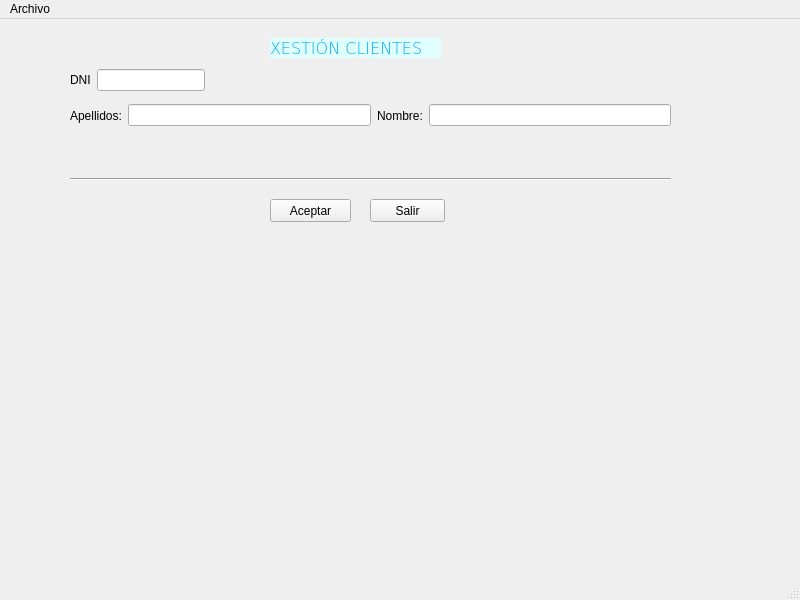
First picture: the form in window.ui, repository beafaro/farocarrera, before the edit.
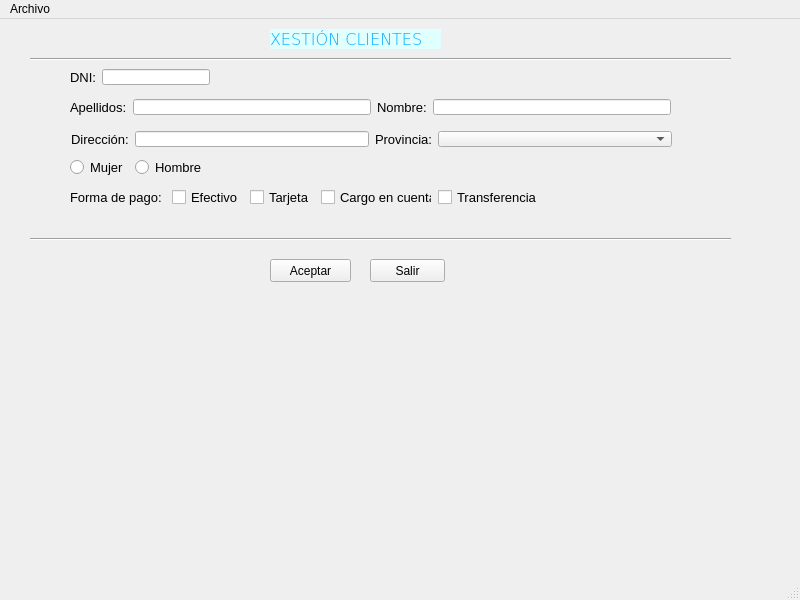
Second picture: the form after the edit.

```diff
--- a/window.ui
+++ b/window.ui
@@ -18,7 +18,7 @@
     <property name="geometry">
      <rect>
       <x>270</x>
-      <y>180</y>
+      <y>240</y>
       <width>81</width>
       <height>23</height>
      </rect>
@@ -31,7 +31,7 @@
     <property name="geometry">
      <rect>
       <x>270</x>
-      <y>19</y>
+      <y>10</y>
       <width>171</width>
       <height>20</height>
      </rect>
@@ -61,7 +61,7 @@
     <property name="geometry">
      <rect>
       <x>370</x>
-      <y>180</y>
+      <y>240</y>
       <width>75</width>
       <height>23</height>
      </rect>
@@ -73,9 +73,9 @@
    <widget class="Line" name="line">
     <property name="geometry">
      <rect>
-      <x>70</x>
-      <y>150</y>
-      <width>601</width>
+      <x>30</x>
+      <y>210</y>
+      <width>701</width>
       <height>21</height>
      </rect>
     </property>
@@ -83,53 +83,26 @@
      <enum>Qt::Horizontal</enum>
     </property>
    </widget>
-   <widget class="QWidget" name="">
+   <widget class="QWidget" name="layoutWidget">
     <property name="geometry">
      <rect>
       <x>70</x>
-      <y>50</y>
-      <width>201</width>
-      <height>22</height>
-     </rect>
-    </property>
-    <layout class="QHBoxLayout" name="horizontalLayout">
-     <item>
-      <widget class="QLabel" name="lblDNI">
-       <property name="text">
-        <string>DNI</string>
-       </property>
-      </widget>
-     </item>
-     <item>
-      <widget class="QLineEdit" name="txtDNI"/>
-     </item>
-     <item>
-      <widget class="QLabel" name="lblValidoDNI">
-       <property name="sizePolicy">
-        <sizepolicy hsizetype="Expanding" vsizetype="Preferred">
-         <horstretch>0</horstretch>
-         <verstretch>0</verstretch>
-        </sizepolicy>
-       </property>
-       <property name="text">
-        <string/>
-       </property>
-      </widget>
-     </item>
-    </layout>
-   </widget>
-   <widget class="QWidget" name="">
-    <property name="geometry">
-     <rect>
-      <x>70</x>
-      <y>81</y>
+      <y>80</y>
       <width>601</width>
-      <height>31</height>
+      <height>16</height>
      </rect>
     </property>
     <layout class="QHBoxLayout" name="horizontalLayout_2">
+     <property name="sizeConstraint">
+      <enum>QLayout::SetNoConstraint</enum>
+     </property>
      <item>
       <widget class="QLabel" name="lblApel">
+       <property name="font">
+        <font>
+         <pointsize>10</pointsize>
+        </font>
+       </property>
        <property name="text">
         <string>Apellidos:</string>
        </property>
@@ -140,6 +113,11 @@
      </item>
      <item>
       <widget class="QLabel" name="lblNome">
+       <property name="font">
+        <font>
+         <pointsize>10</pointsize>
+        </font>
+       </property>
        <property name="text">
         <string>Nombre:</string>
        </property>
@@ -150,6 +128,276 @@
      </item>
     </layout>
    </widget>
+   <widget class="Line" name="line_2">
+    <property name="geometry">
+     <rect>
+      <x>30</x>
+      <y>30</y>
+      <width>701</width>
+      <height>21</height>
+     </rect>
+    </property>
+    <property name="orientation">
+     <enum>Qt::Horizontal</enum>
+    </property>
+   </widget>
+   <widget class="QWidget" name="">
+    <property name="geometry">
+     <rect>
+      <x>70</x>
+      <y>50</y>
+      <width>170</width>
+      <height>16</height>
+     </rect>
+    </property>
+    <layout class="QHBoxLayout" name="horizontalLayout">
+     <property name="sizeConstraint">
+      <enum>QLayout::SetNoConstraint</enum>
+     </property>
+     <item>
+      <widget class="QLabel" name="lblDNI">
+       <property name="font">
+        <font>
+         <pointsize>10</pointsize>
+        </font>
+       </property>
+       <property name="text">
+        <string>DNI:</string>
+       </property>
+      </widget>
+     </item>
+     <item>
+      <widget class="QLineEdit" name="txtDNI"/>
+     </item>
+     <item>
+      <widget class="QLabel" name="lblValidoDNI">
+       <property name="sizePolicy">
+        <sizepolicy hsizetype="Expanding" vsizetype="Preferred">
+         <horstretch>0</horstretch>
+         <verstretch>0</verstretch>
+        </sizepolicy>
+       </property>
+       <property name="text">
+        <string/>
+       </property>
+      </widget>
+     </item>
+    </layout>
+   </widget>
+   <widget class="QWidget" name="">
+    <property name="geometry">
+     <rect>
+      <x>70</x>
+      <y>140</y>
+      <width>132</width>
+      <height>16</height>
+     </rect>
+    </property>
+    <layout class="QHBoxLayout" name="horizontalLayout_4">
+     <property name="sizeConstraint">
+      <enum>QLayout::SetNoConstraint</enum>
+     </property>
+     <item>
+      <widget class="QRadioButton" name="rbtFem">
+       <property name="font">
+        <font>
+         <pointsize>10</pointsize>
+        </font>
+       </property>
+       <property name="text">
+        <string>Mujer</string>
+       </property>
+       <attribute name="buttonGroup">
+        <string notr="true">rbtGroupSex</string>
+       </attribute>
+      </widget>
+     </item>
+     <item>
+      <widget class="QRadioButton" name="rbtHom">
+       <property name="font">
+        <font>
+         <pointsize>10</pointsize>
+        </font>
+       </property>
+       <property name="text">
+        <string>Hombre</string>
+       </property>
+       <attribute name="buttonGroup">
+        <string notr="true">rbtGroupSex</string>
+       </attribute>
+      </widget>
+     </item>
+    </layout>
+   </widget>
+   <widget class="QWidget" name="">
+    <property name="geometry">
+     <rect>
+      <x>70</x>
+      <y>170</y>
+      <width>473</width>
+      <height>16</height>
+     </rect>
+    </property>
+    <layout class="QHBoxLayout" name="horizontalLayout_5">
+     <property name="sizeConstraint">
+      <enum>QLayout::SetNoConstraint</enum>
+     </property>
+     <item>
+      <widget class="QLabel" name="lblFormaPago">
+       <property name="sizePolicy">
+        <sizepolicy hsizetype="Expanding" vsizetype="Preferred">
+         <horstretch>0</horstretch>
+         <verstretch>0</verstretch>
+        </sizepolicy>
+       </property>
+       <property name="font">
+        <font>
+         <pointsize>10</pointsize>
+        </font>
+       </property>
+       <property name="text">
+        <string>Forma de pago: </string>
+       </property>
+      </widget>
+     </item>
+     <item>
+      <widget class="QCheckBox" name="chkEfectivo">
+       <property name="sizePolicy">
+        <sizepolicy hsizetype="Expanding" vsizetype="Fixed">
+         <horstretch>0</horstretch>
+         <verstretch>0</verstretch>
+        </sizepolicy>
+       </property>
+       <property name="font">
+        <font>
+         <pointsize>10</pointsize>
+        </font>
+       </property>
+       <property name="text">
+        <string>Efectivo</string>
+       </property>
+       <attribute name="buttonGroup">
+        <string notr="true">chkGroupPago</string>
+       </attribute>
+      </widget>
+     </item>
+     <item>
+      <widget class="QCheckBox" name="chkTarjeta">
+       <property name="sizePolicy">
+        <sizepolicy hsizetype="Expanding" vsizetype="Fixed">
+         <horstretch>0</horstretch>
+         <verstretch>0</verstretch>
+        </sizepolicy>
+       </property>
+       <property name="font">
+        <font>
+         <pointsize>10</pointsize>
+        </font>
+       </property>
+       <property name="text">
+        <string>Tarjeta</string>
+       </property>
+       <attribute name="buttonGroup">
+        <string notr="true">chkGroupPago</string>
+       </attribute>
+      </widget>
+     </item>
+     <item>
+      <widget class="QCheckBox" name="chkCargoCuenta">
+       <property name="sizePolicy">
+        <sizepolicy hsizetype="Expanding" vsizetype="Fixed">
+         <horstretch>0</horstretch>
+         <verstretch>0</verstretch>
+        </sizepolicy>
+       </property>
+       <property name="font">
+        <font>
+         <pointsize>10</pointsize>
+        </font>
+       </property>
+       <property name="text">
+        <string>Cargo en cuenta</string>
+       </property>
+       <attribute name="buttonGroup">
+        <string notr="true">chkGroupPago</string>
+       </attribute>
+      </widget>
+     </item>
+     <item>
+      <widget class="QCheckBox" name="chkTransfe">
+       <property name="sizePolicy">
+        <sizepolicy hsizetype="Expanding" vsizetype="Fixed">
+         <horstretch>0</horstretch>
+         <verstretch>0</verstretch>
+        </sizepolicy>
+       </property>
+       <property name="font">
+        <font>
+         <pointsize>10</pointsize>
+        </font>
+       </property>
+       <property name="text">
+        <string>Transferencia</string>
+       </property>
+       <attribute name="buttonGroup">
+        <string notr="true">chkGroupPago</string>
+       </attribute>
+      </widget>
+     </item>
+    </layout>
+   </widget>
+   <widget class="QWidget" name="">
+    <property name="geometry">
+     <rect>
+      <x>71</x>
+      <y>112</y>
+      <width>601</width>
+      <height>16</height>
+     </rect>
+    </property>
+    <layout class="QHBoxLayout" name="horizontalLayout_3">
+     <property name="sizeConstraint">
+      <enum>QLayout::SetNoConstraint</enum>
+     </property>
+     <item>
+      <widget class="QLabel" name="lblDir">
+       <property name="font">
+        <font>
+         <pointsize>10</pointsize>
+        </font>
+       </property>
+       <property name="text">
+        <string>Dirección:</string>
+       </property>
+      </widget>
+     </item>
+     <item>
+      <widget class="QLineEdit" name="txtDir"/>
+     </item>
+     <item>
+      <widget class="QLabel" name="lblPro">
+       <property name="font">
+        <font>
+         <pointsize>10</pointsize>
+        </font>
+       </property>
+       <property name="text">
+        <string>Provincia:</string>
+       </property>
+      </widget>
+     </item>
+     <item>
+      <widget class="QComboBox" name="cmbPro">
+       <property name="sizePolicy">
+        <sizepolicy hsizetype="Expanding" vsizetype="Fixed">
+         <horstretch>0</horstretch>
+         <verstretch>0</verstretch>
+        </sizepolicy>
+       </property>
+      </widget>
+     </item>
+    </layout>
+   </widget>
   </widget>
   <widget class="QMenuBar" name="menubar">
    <property name="geometry">
```
Left out of the diff: 4 changed lines with no effect on the pictures.
